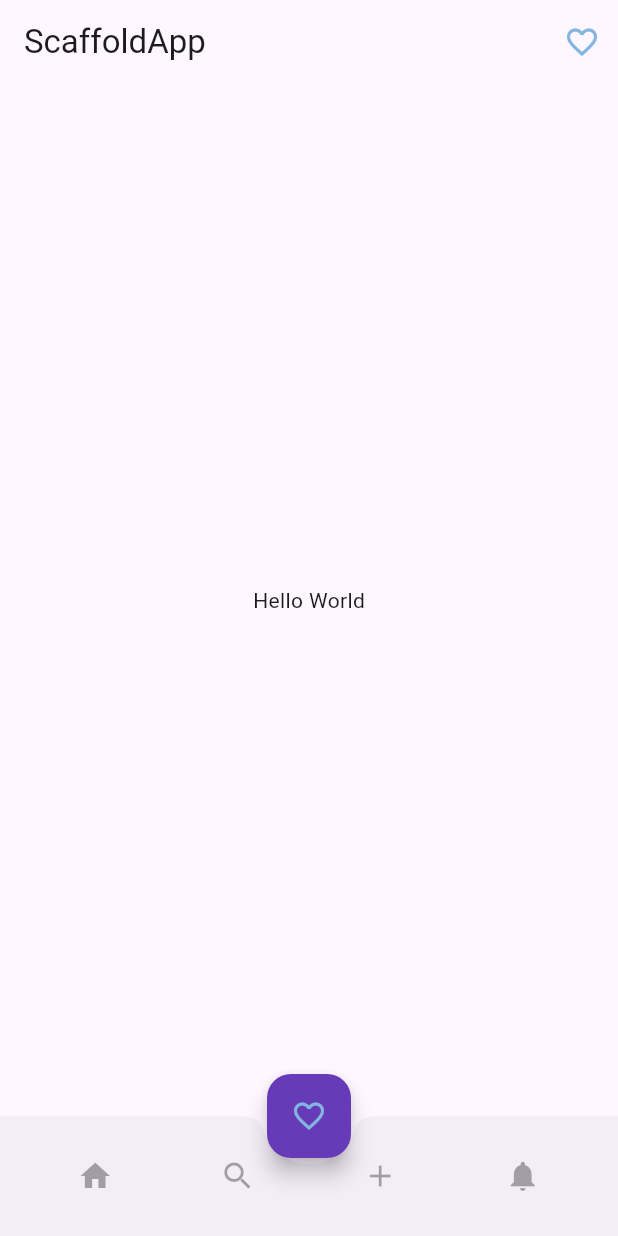
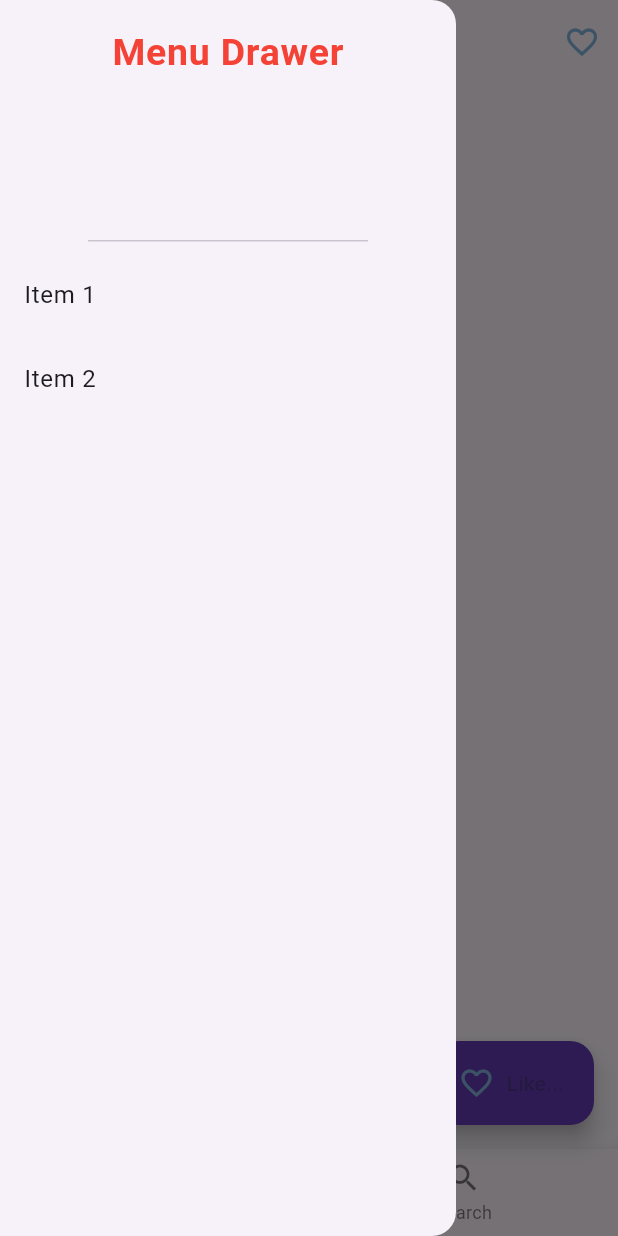
Before and after one commit to miusarname2/flutter_exp_idx, a Flutter app: the screen it shows after launch, with the side drawer open (before the commit the screen has no drawer), on a phone screen of 412 x 824 dp. Run offline on Flutter 3.47's test engine with Material 3 defaults, Android fonts, the phone set to English and light mode, and no system bars.

Commit message:
feat: :sparkles: It is "complete design 1" with the ability to switch "tabs".

```diff
--- a/lib/main.dart
+++ b/lib/main.dart
@@ -28,6 +28,8 @@ class _MyHomePageState extends State<MyHomePage> {
   Icon _heart =
       Icon(Icons.favorite_border, color: Color.fromARGB(255, 130, 181, 223));
   bool _isLike = false;
+  int _selectedIndex = 0;
+  String textToVizualize = 'index0';
 
   void liked() {
     setState(() {
@@ -38,6 +40,20 @@ class _MyHomePageState extends State<MyHomePage> {
       } else {
         _heart = Icon(Icons.favorite, color: Colors.red);
         _isLike = !_isLike;
+      }
+    });
+  }
+
+  void pullsedItem(int index) {
+    setState(() {
+      _selectedIndex = index;
+      switch (index) {
+        case 0:
+          textToVizualize = 'index0';
+          break;
+        case 1:
+          textToVizualize = 'index1';
+          break;
       }
     });
   }
@@ -56,29 +72,55 @@ class _MyHomePageState extends State<MyHomePage> {
           ),
         ],
       ),
-      floatingActionButton: FloatingActionButton(
+      drawer: Drawer(
+// Suggested code may be subject to a license. Learn more: ~LicenseLog:4120865583.
+        child: Column(
+          children: [
+            DrawerHeader(child: Text("Menu Drawer",style: TextStyle(color: Colors.red,fontSize: 25,fontWeight: FontWeight.bold),)),
+            ListTile(
+              title: Text("Item 1"),
+              onTap: () {},
+            ),
+            ListTile(
+              title: Text("Item 2"),
+              onTap: () {},
+            ),
+          ]
+        )
+      ),
+      floatingActionButton: FloatingActionButton.extended(
         onPressed: () {
           liked();
         },
         backgroundColor: Colors.deepPurple,
-        child: _heart,
-        //label: Text("Like..."),
+        icon: _heart,
+        label: Text("Like..."),
       ),
-      floatingActionButtonLocation: FloatingActionButtonLocation.centerDocked,
-      bottomNavigationBar: BottomAppBar(
-        shape: CircularNotchedRectangle(),
-        child: Row(
-          mainAxisAlignment: MainAxisAlignment.spaceAround,
-          children: [
-            IconButton(onPressed: null, icon: Icon(Icons.home)),
-            IconButton(onPressed: null, icon: Icon(Icons.search)),
-            IconButton(onPressed: null, icon: Icon(Icons.add)),
-            IconButton(onPressed: null, icon: Icon(Icons.notifications))
-          ],
-        ),
+      bottomNavigationBar: BottomNavigationBar(
+        items: [
+          BottomNavigationBarItem(
+            icon: Icon(Icons.home),
+            label: "Home",
+          ),
+          BottomNavigationBarItem(
+            icon: Icon(Icons.search),
+            label: "Search",
+          ),
+        ],
+        currentIndex: _selectedIndex,
+        onTap: (int index) {
+          pullsedItem(index);
+        },
       ),
       body: Center(
-        child: Text("Hello World"),
+        child: Column(
+          children: [
+            Text(
+              textToVizualize,
+              style: TextStyle(fontSize: 20),
+            ),
+          ],
+        )
       ),
     );
   }
```
